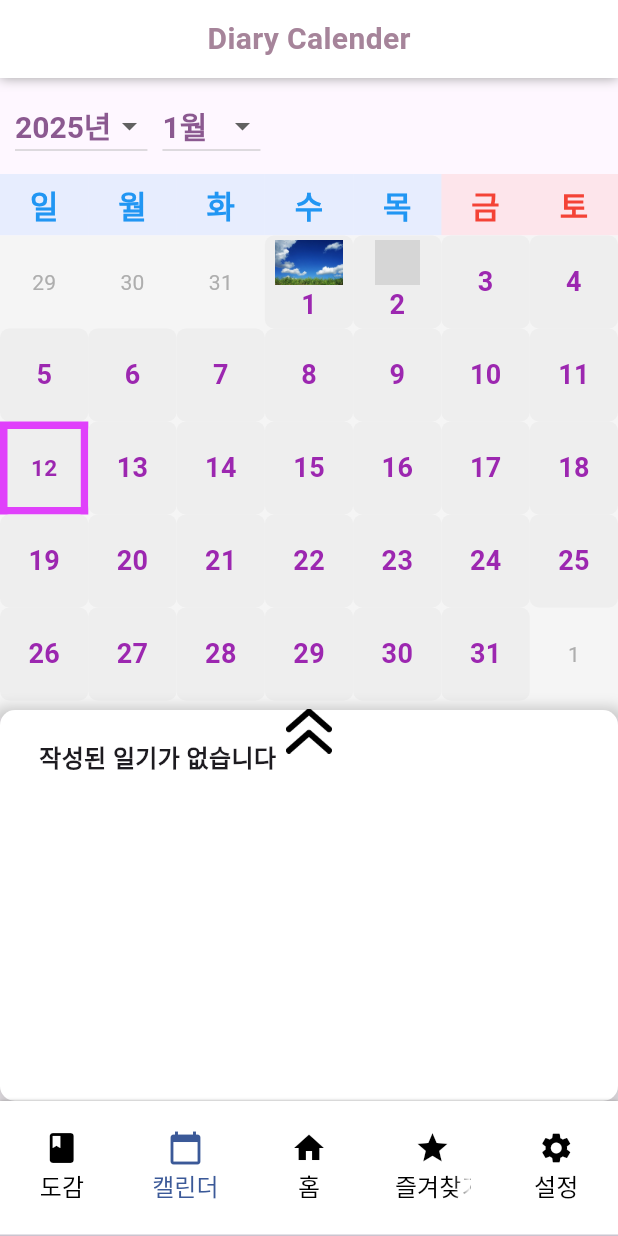
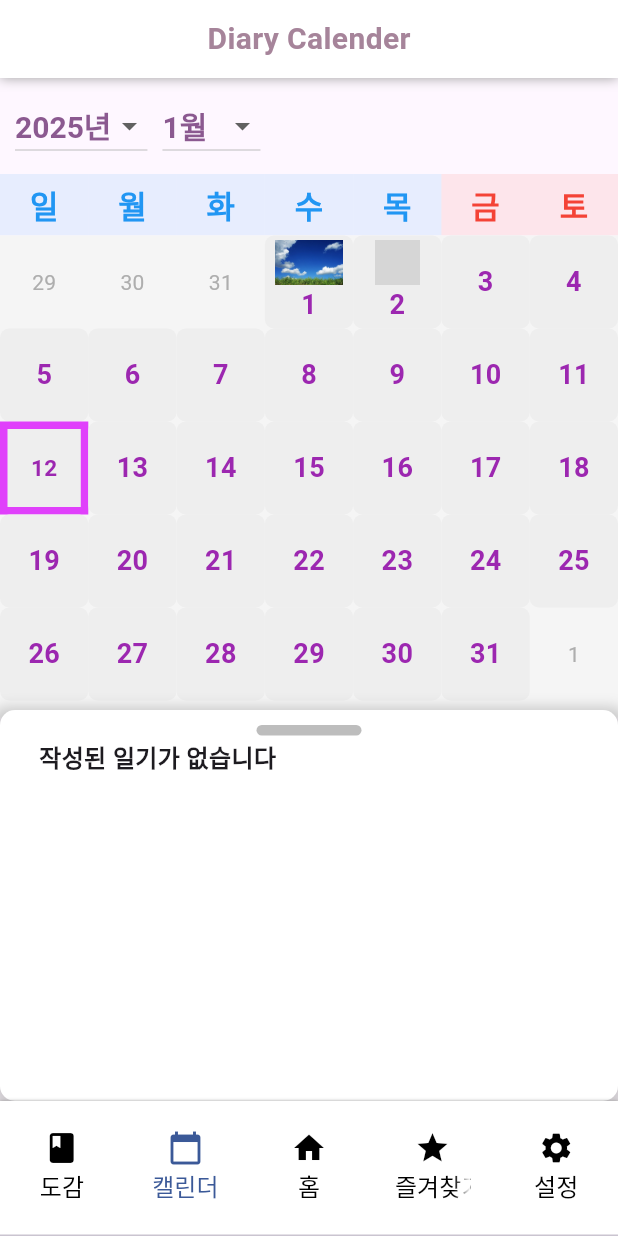
Before and after one commit to BangVillain/gdsc_project, a Flutter app: the screen it shows after launch, item 2 of the bottom bar chosen, on a phone screen of 412 x 824 dp. Run offline on Flutter 3.47's test engine with Material 3 defaults, Android fonts, the phone set to English and light mode, and no system bars; drawn by our look-alikes of table_calendar; grey boxes are pictures that could not be loaded.

Commit message:
바를 이용한 일기 조회 구현
이미지버튼 대신 바를 사용하여 드래그 및 터치시 전체 조회 가능

```diff
--- a/lib/screens/home/home_calender.dart
+++ b/lib/screens/home/home_calender.dart
@@ -24,7 +24,7 @@ class _HomeCalendarState extends State<HomeCalendar> {
       'text': '일기 제목: 오늘은 날씨가 맑았다.',
       'image': 'assets/images/sunny.jpg',
       'content': '새해 첫날, 아침부터 창문 밖으로 따뜻한 햇살이 비쳤다. 겨울인데도 불구하고 맑은 하늘이 나를 반갑게 맞이해주었다. 날씨가 너무 좋아서 집에만 있기 아까워 근처 공원으로 산책을 나갔다. '
-          '공원에서는 많은 사람들이 새해를 맞아 운동을 하거나 가족들과 시간을 보내고 있었다. 아이들은 연을 날리며 웃음소리를 가득 채우고, 어르신들은 벤치에 앉아 담소를 나누고 계셨다. 이런 평화로운 광경을 보니 나도 새해의 시작을 잘 준비해야겠다는 다짐이 들었다.'
+          '동물원에서는 많은 사람들이 새해를 맞아 운동을 하거나 가족들과 시간을 보내고 있었다. 아이들은 연을 날리며 웃음소리를 가득 채우고, 어르신들은 벤치에 앉아 담소를 나누고 계셨다. 이런 평화로운 광경을 보니 나도 새해의 시작을 잘 준비해야겠다는 다짐이 들었다.'
           '산책을 마치고 집으로 돌아와 따뜻한 차 한 잔과 함께 새해 계획을 정리했다. 올해는 더 건강하게, 더 긍정적으로 살아가기로 마음먹었다. 맑은 날씨가 이런 좋은 결심을 도와준 것 같다.'
           '맑은 하늘을 보며 기분 좋게 하루를 시작할 수 있어서 감사한 하루였다.',
     },
@@ -78,13 +78,37 @@ class _HomeCalendarState extends State<HomeCalendar> {
         preferredSize: Size.fromHeight(52),
         child: CalenderAppBar(),
       ),
-      body: Stack(
+      body: GestureDetector(
+        onTap: _toggleExpand,
+        onPanUpdate: (details) {
+          if (details.delta.dy < -10) {
+            setState(() {
+              isExpanded = true;
+            });
+          } else if (details.delta.dy > 10) {
+            setState(() {
+              isExpanded = false;
+            });
+          }
+        },
+        onPanEnd: (details) {
+          if (details.velocity.pixelsPerSecond.dy < 0) {
+            setState(() {
+              isExpanded = true;
+            });
+          } else if (details.velocity.pixelsPerSecond.dy > 0) {
+            setState(() {
+              isExpanded = false;
+            });
+          }
+        },
+        child: Stack(
           children: [
             Column(
               children: [
                 Padding(
-                padding:
-                    const EdgeInsets.symmetric(vertical: 8.0, horizontal: 10.0),
+                  padding: const EdgeInsets.symmetric(
+                      vertical: 8.0, horizontal: 10.0),
                   child: Row(
                     mainAxisAlignment: MainAxisAlignment.start,
                     children: [
@@ -244,8 +268,8 @@ class _HomeCalendarState extends State<HomeCalendar> {
                           decoration: BoxDecoration(
                             color: Colors.grey[200],
                             shape: BoxShape.rectangle,
-                          border:
-                              Border.all(color: Colors.purpleAccent, width: 5),
+                            border: Border.all(
+                                color: Colors.purpleAccent, width: 5),
                           ),
                           child: Column(
                             mainAxisAlignment: MainAxisAlignment.center,
@@ -309,6 +333,8 @@ class _HomeCalendarState extends State<HomeCalendar> {
                           getDiaryEntry(selectedDay)!['image'] ??
                               'assets/images/default.jpg',
                           fit: BoxFit.cover,
+                          width: double.infinity,
+                          height: screenHeight * 0.2,
                         ),
                         if (isExpanded) ...[
                           const SizedBox(height: 10),
@@ -329,24 +355,25 @@ class _HomeCalendarState extends State<HomeCalendar> {
                 ),
               ),
             ),
-          Positioned(
-            top: isExpanded ? 10 : calendarHeight + 90,
+            AnimatedPositioned(
+              duration: const Duration(milliseconds: 300),
+              top: isExpanded ? 10 : screenHeight * 0.39 + 110,
               left: 0,
               right: 0,
               child: Center(
-              child: IconButton(
-                icon: Image.asset(
-                  isExpanded
-                      ? 'assets/images/gotodown.png'
-                      : 'assets/images/gototop.png',
-                  height: 30,
+                child: Container(
+                  width: 70,
+                  height: 7,
+                  decoration: BoxDecoration(
+                    color: Colors.grey[400],
+                    borderRadius: BorderRadius.circular(15),
                   ),
-                onPressed: _toggleExpand,
                 ),
               ),
             ),
           ],
         ),
+      ),
     );
   }
 }
```
Lines whose indentation alone changed are shown as unchanged.
